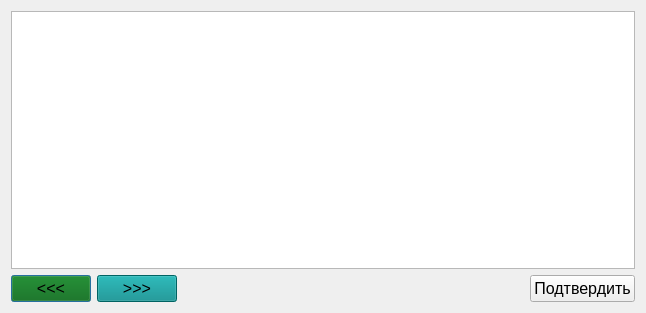
The window that stoppark/terminal-config.ui (vicgordienko/stoppark_panel) describes before a commit, drawn with Qt 5.
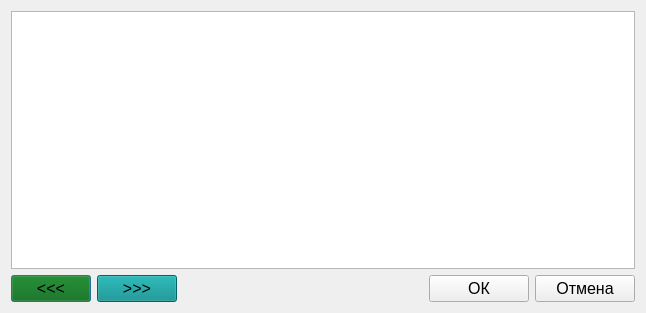
The same window after the commit.

```diff
--- a/stoppark/terminal-config.ui
+++ b/stoppark/terminal-config.ui
@@ -71,13 +71,37 @@
      </item>
      <item>
       <widget class="QPushButton" name="ok">
+       <property name="minimumSize">
+        <size>
+         <width>100</width>
+         <height>0</height>
+        </size>
+       </property>
        <property name="font">
         <font>
          <pointsize>12</pointsize>
         </font>
        </property>
        <property name="text">
-        <string>Подтвердить</string>
+        <string>ОК</string>
+       </property>
+      </widget>
+     </item>
+     <item>
+      <widget class="QPushButton" name="cancel">
+       <property name="minimumSize">
+        <size>
+         <width>100</width>
+         <height>0</height>
+        </size>
+       </property>
+       <property name="font">
+        <font>
+         <pointsize>12</pointsize>
+        </font>
+       </property>
+       <property name="text">
+        <string>Отмена</string>
        </property>
       </widget>
      </item>
```
Left out of the diff: 3 changed lines with no effect on the pictures.
